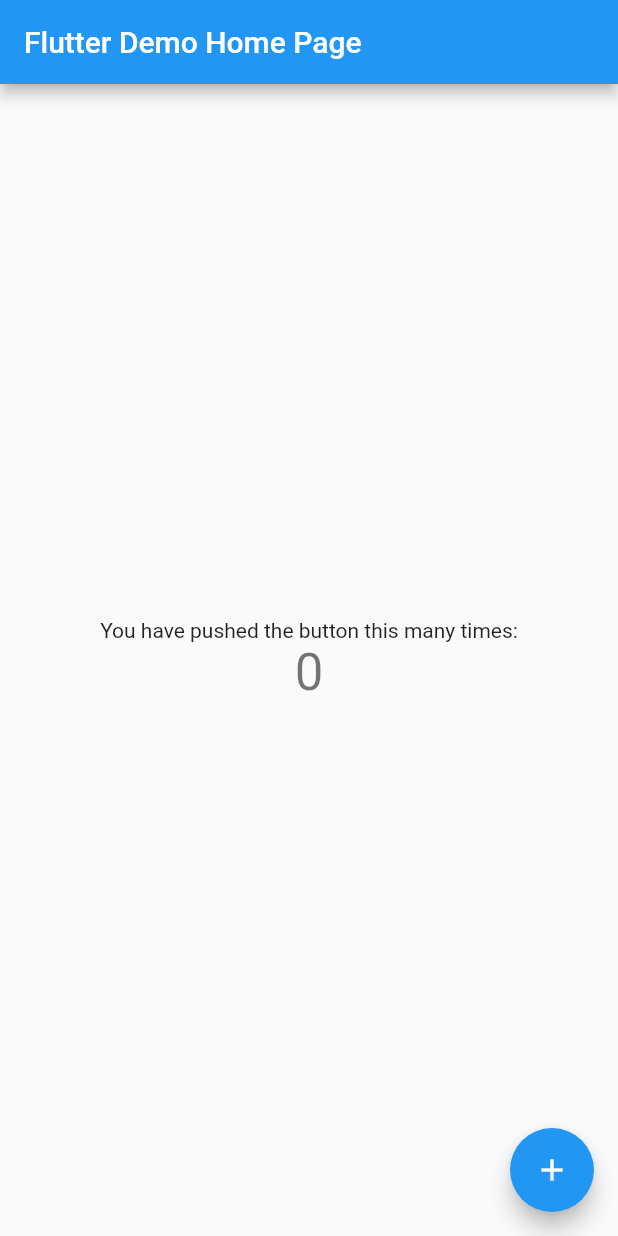
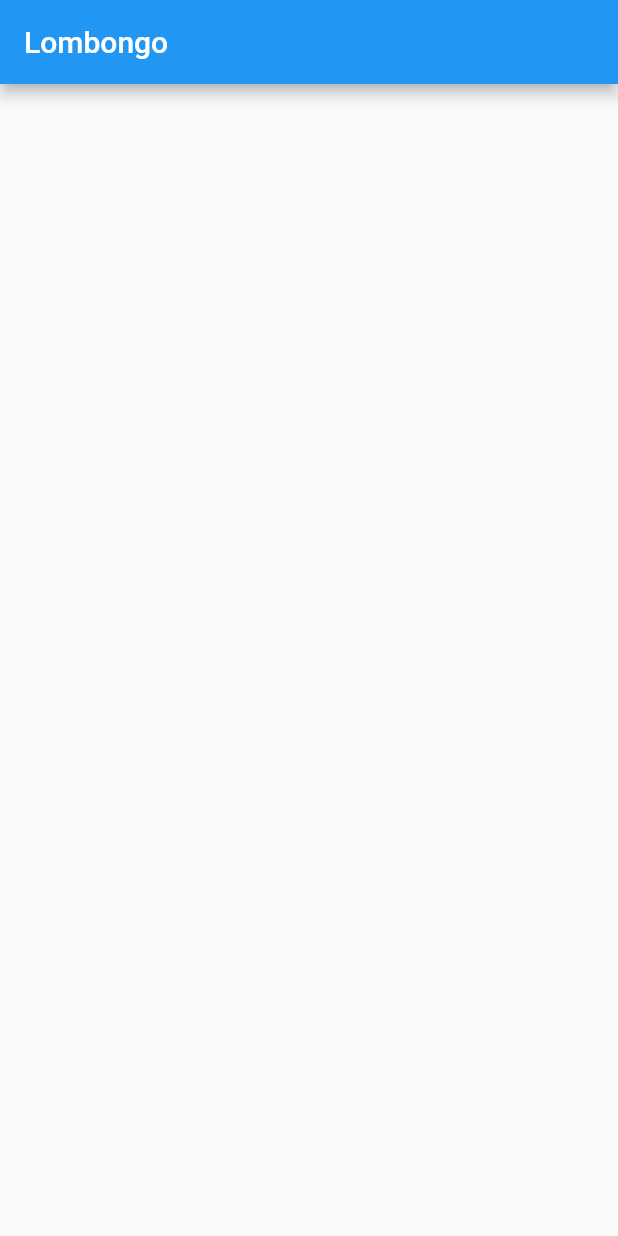
Before and after one commit to MarcioQuimbundo/lombongo, a Flutter app: the screen it shows after launch, on a phone screen of 412 x 824 dp. Run offline on Flutter 3.47's test engine with Material 2 defaults, Android fonts, the phone set to English and light mode, and no system bars.

Commit message:
clean main.dart, start point

```diff
--- a/lib/main.dart
+++ b/lib/main.dart
@@ -1,111 +1,18 @@
 import 'package:flutter/material.dart';
 
-void main() => runApp(MyApp());
+void main() => runApp(Lombongo());
 
-class MyApp extends StatelessWidget {
-  // This widget is the root of your application.
-  @override
+class Lombongo extends StatelessWidget {
   Widget build(BuildContext context) {
     return MaterialApp(
-      title: 'Flutter Demo',
-      theme: ThemeData(
-        // This is the theme of your application.
-        //
-        // Try running your application with "flutter run". You'll see the
-        // application has a blue toolbar. Then, without quitting the app, try
-        // changing the primarySwatch below to Colors.green and then invoke
-        // "hot reload" (press "r" in the console where you ran "flutter run",
-        // or simply save your changes to "hot reload" in a Flutter IDE).
-        // Notice that the counter didn't reset back to zero; the application
-        // is not restarted.
-        primarySwatch: Colors.blue,
+      home: Scaffold(
+        appBar: AppBar(
+          title: Text('Lombongo'),
+        ),
+        body: Container(
+
+        ),
       ),
-      home: MyHomePage(title: 'Flutter Demo Home Page'),
     );
   }
 }
-
-class MyHomePage extends StatefulWidget {
-  MyHomePage({Key key, this.title}) : super(key: key);
-
-  // This widget is the home page of your application. It is stateful, meaning
-  // that it has a State object (defined below) that contains fields that affect
-  // how it looks.
-
-  // This class is the configuration for the state. It holds the values (in this
-  // case the title) provided by the parent (in this case the App widget) and
-  // used by the build method of the State. Fields in a Widget subclass are
-  // always marked "final".
-
-  final String title;
-
-  @override
-  _MyHomePageState createState() => _MyHomePageState();
-}
-
-class _MyHomePageState extends State<MyHomePage> {
-  int _counter = 0;
-
-  void _incrementCounter() {
-    setState(() {
-      // This call to setState tells the Flutter framework that something has
-      // changed in this State, which causes it to rerun the build method below
-      // so that the display can reflect the updated values. If we changed
-      // _counter without calling setState(), then the build method would not be
-      // called again, and so nothing would appear to happen.
-      _counter++;
-    });
-  }
-
-  @override
-  Widget build(BuildContext context) {
-    // This method is rerun every time setState is called, for instance as done
-    // by the _incrementCounter method above.
-    //
-    // The Flutter framework has been optimized to make rerunning build methods
-    // fast, so that you can just rebuild anything that needs updating rather
-    // than having to individually change instances of widgets.
-    return Scaffold(
-      appBar: AppBar(
-        // Here we take the value from the MyHomePage object that was created by
-        // the App.build method, and use it to set our appbar title.
-        title: Text(widget.title),
-      ),
-      body: Center(
-        // Center is a layout widget. It takes a single child and positions it
-        // in the middle of the parent.
-        child: Column(
-          // Column is also layout widget. It takes a list of children and
-          // arranges them vertically. By default, it sizes itself to fit its
-          // children horizontally, and tries to be as tall as its parent.
-          //
-          // Invoke "debug painting" (press "p" in the console, choose the
-          // "Toggle Debug Paint" action from the Flutter Inspector in Android
-          // Studio, or the "Toggle Debug Paint" command in Visual Studio Code)
-          // to see the wireframe for each widget.
-          //
-          // Column has various properties to control how it sizes itself and
-          // how it positions its children. Here we use mainAxisAlignment to
-          // center the children vertically; the main axis here is the vertical
-          // axis because Columns are vertical (the cross axis would be
-          // horizontal).
-          mainAxisAlignment: MainAxisAlignment.center,
-          children: <Widget>[
-            Text(
-              'You have pushed the button this many times:',
-            ),
-            Text(
-              '$_counter',
-              style: Theme.of(context).textTheme.display1,
-            ),
-          ],
-        ),
-      ),
-      floatingActionButton: FloatingActionButton(
-        onPressed: _incrementCounter,
-        tooltip: 'Increment',
-        child: Icon(Icons.add),
-      ), // This trailing comma makes auto-formatting nicer for build methods.
-    );
-  }
-}
```
